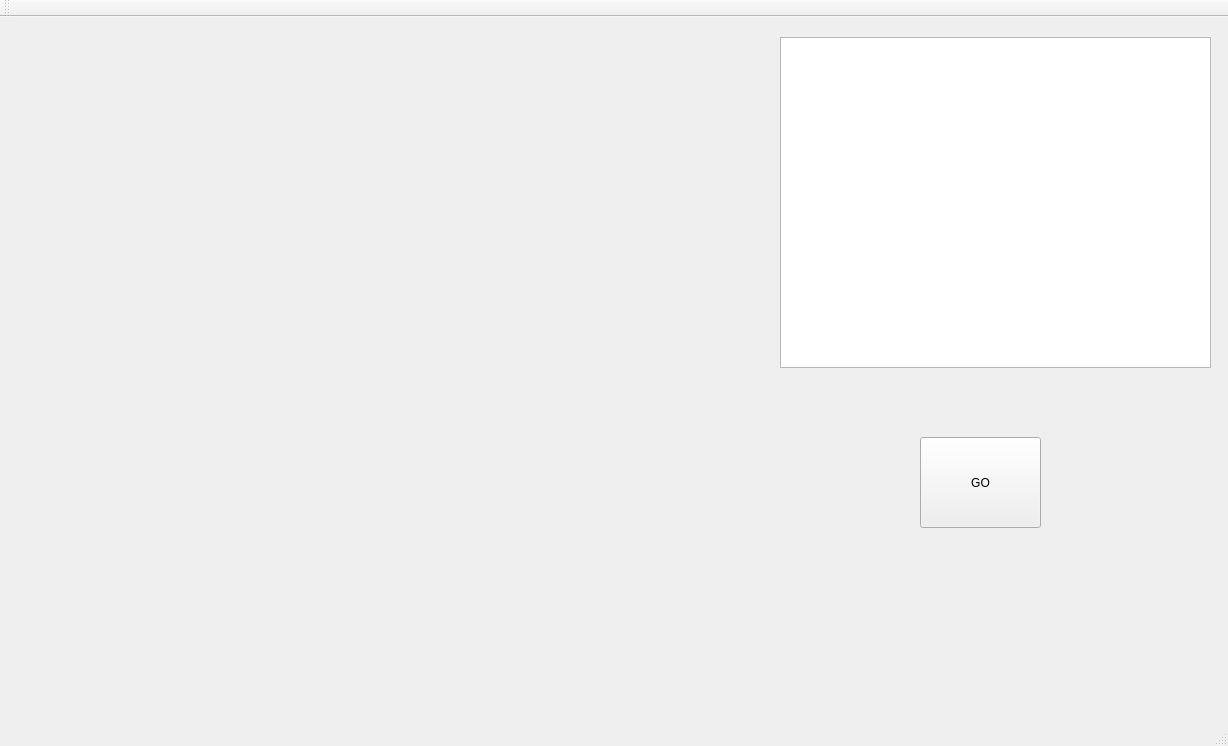
The window that mainwindow.ui (qlDaN4ik/ScienceWork) describes before a commit, drawn with Qt 5.
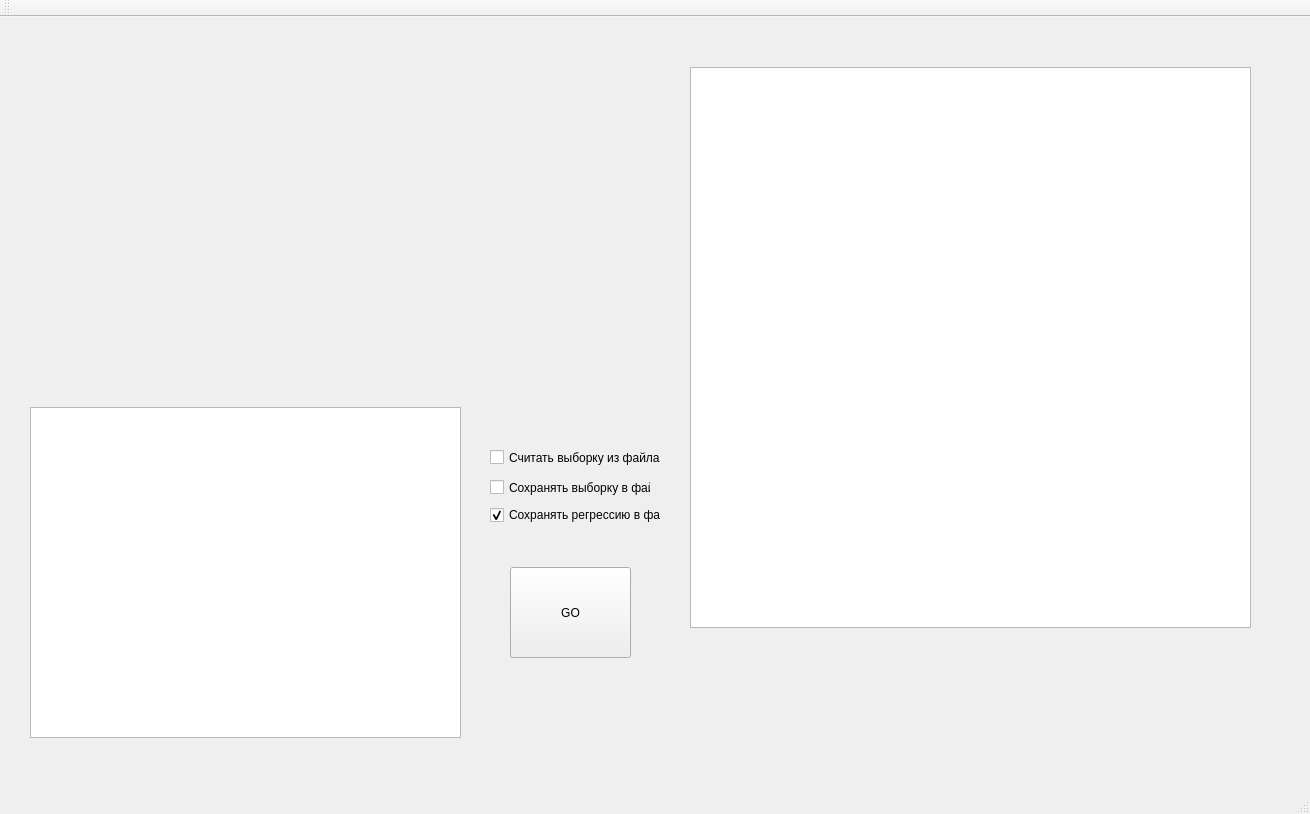
The same window after the commit. Custom widgets are drawn as their Qt base class.

```diff
--- a/mainwindow.ui
+++ b/mainwindow.ui
@@ -6,8 +6,8 @@
    <rect>
     <x>0</x>
     <y>0</y>
-    <width>1228</width>
-    <height>746</height>
+    <width>1310</width>
+    <height>814</height>
    </rect>
   </property>
   <property name="windowTitle">
@@ -17,8 +17,8 @@
    <widget class="QTextEdit" name="textEdit">
     <property name="geometry">
      <rect>
-      <x>780</x>
-      <y>20</y>
+      <x>30</x>
+      <y>390</y>
       <width>431</width>
       <height>331</height>
      </rect>
@@ -27,18 +27,18 @@
    <widget class="QCustomPlot" name="widget" native="true">
     <property name="geometry">
      <rect>
-      <x>50</x>
-      <y>30</y>
-      <width>691</width>
-      <height>531</height>
+      <x>10</x>
+      <y>0</y>
+      <width>631</width>
+      <height>371</height>
      </rect>
     </property>
    </widget>
    <widget class="QPushButton" name="pushButton">
     <property name="geometry">
      <rect>
-      <x>920</x>
-      <y>420</y>
+      <x>510</x>
+      <y>550</y>
       <width>121</width>
       <height>91</height>
      </rect>
@@ -47,6 +47,64 @@
      <string>GO</string>
     </property>
    </widget>
+   <widget class="QTableView" name="tableView">
+    <property name="geometry">
+     <rect>
+      <x>690</x>
+      <y>50</y>
+      <width>561</width>
+      <height>561</height>
+     </rect>
+    </property>
+   </widget>
+   <widget class="QCheckBox" name="checkBox">
+    <property name="geometry">
+     <rect>
+      <x>490</x>
+      <y>430</y>
+      <width>171</width>
+      <height>21</height>
+     </rect>
+    </property>
+    <property name="text">
+     <string>Считать выборку из файла</string>
+    </property>
+   </widget>
+   <widget class="QCheckBox" name="checkBox_2">
+    <property name="geometry">
+     <rect>
+      <x>490</x>
+      <y>460</y>
+      <width>161</width>
+      <height>21</height>
+     </rect>
+    </property>
+    <property name="text">
+     <string>Сохранять выборку в файл</string>
+    </property>
+   </widget>
+   <widget class="QCheckBox" name="checkBox_3">
+    <property name="enabled">
+     <bool>true</bool>
+    </property>
+    <property name="geometry">
+     <rect>
+      <x>490</x>
+      <y>490</y>
+      <width>171</width>
+      <height>16</height>
+     </rect>
+    </property>
+    <property name="text">
+     <string>Сохранять регрессию в файл</string>
+    </property>
+    <property name="checked">
+     <bool>true</bool>
+    </property>
+    <property name="tristate">
+     <bool>false</bool>
+    </property>
+   </widget>
   </widget>
   <widget class="QMenuBar" name="menuBar">
    <property name="geometry">
```
Left out of the diff: 2 changed lines with no effect on the pictures.
